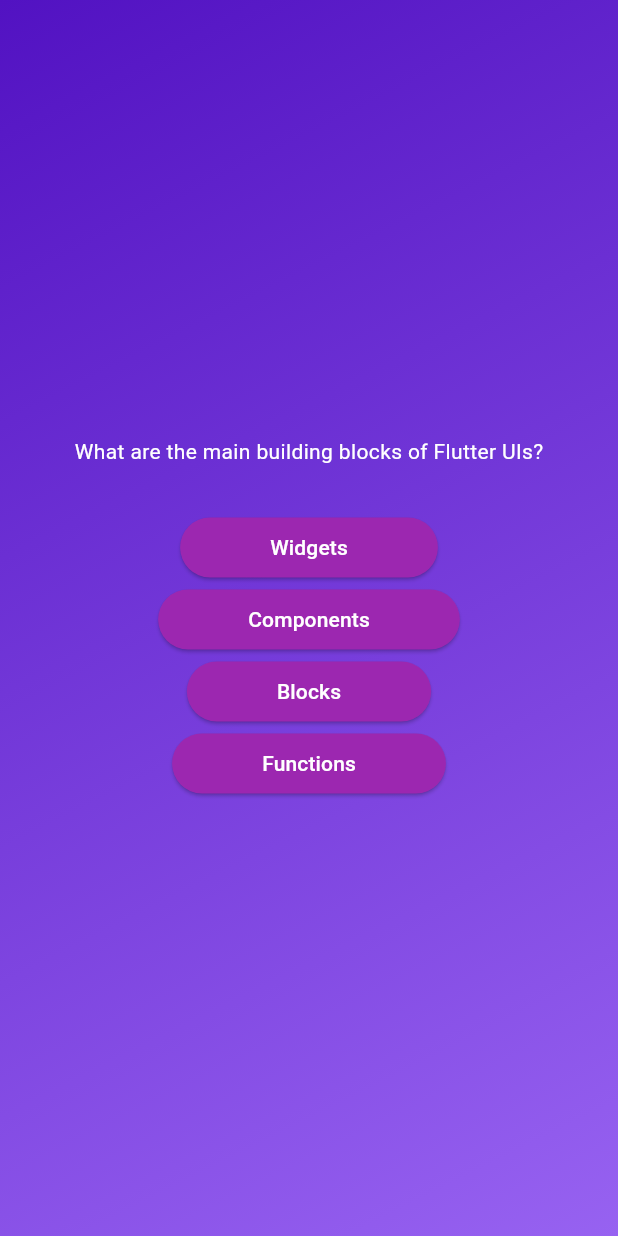
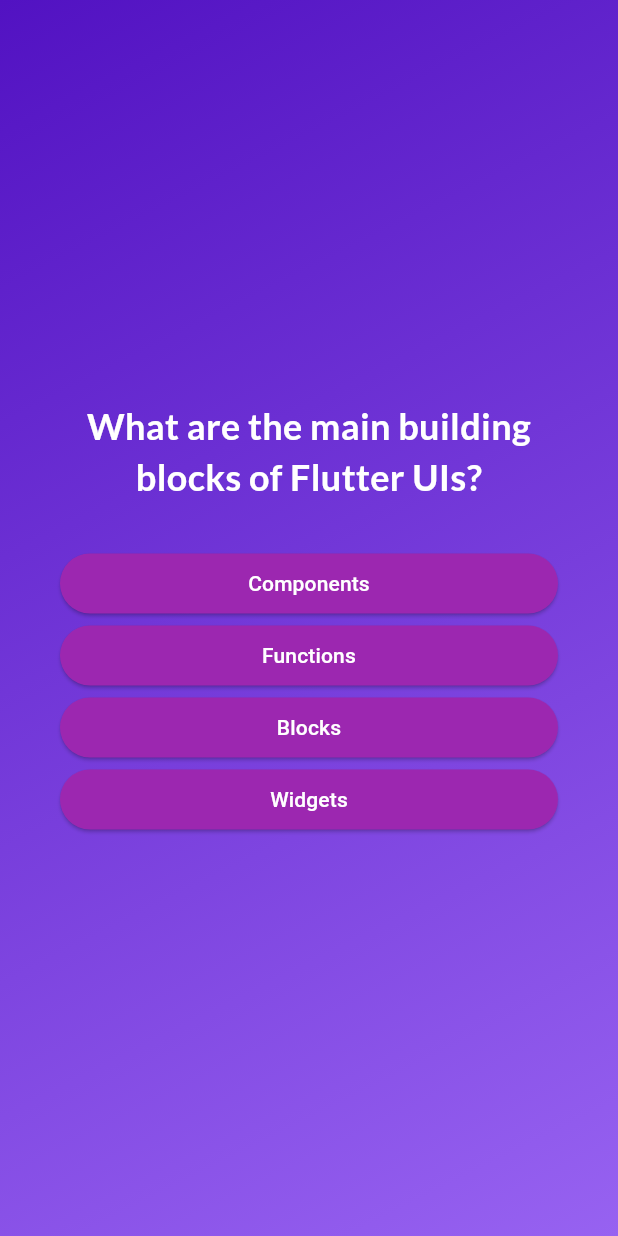
Before and after one commit to Azymi4231/ProgrammingQuiz, a Flutter app: the screen it shows after launch, after a tap on "Start quiz", on a phone screen of 412 x 824 dp. Run offline on Flutter 3.47's test engine with Material 3 defaults, Android fonts, the phone set to English and light mode, and no system bars; our stand-ins replace google_fonts.

```diff
--- a/lib/answear_button.dart
+++ b/lib/answear_button.dart
@@ -1,4 +1,5 @@
 import 'package:flutter/material.dart';
+import '';
 
 class AnswerButton extends StatelessWidget {
   const AnswerButton({
@@ -20,7 +21,10 @@ class AnswerButton extends StatelessWidget {
         shape: RoundedRectangleBorder(borderRadius: BorderRadius.circular(60)),
         padding: const EdgeInsets.symmetric(vertical: 5, horizontal: 60),
       ),
-      child: Text(answerText),
+      child: Text(
+        answerText,
+        textAlign: TextAlign.center,
+      ),
     );
   }
 }
--- a/lib/models/quiz_question.dart
+++ b/lib/models/quiz_question.dart
@@ -3,4 +3,10 @@ class QuizQuestion {
 
   final String text;
   final List<String> answers;
+
+  List<String> getShuffledAnswers() {
+    final shuffledList = List.of(answers);
+    shuffledList.shuffle();
+    return shuffledList;
+  }
 }
--- a/lib/questions_screen.dart
+++ b/lib/questions_screen.dart
@@ -1,6 +1,7 @@
 import 'package:flutter/material.dart';
 import 'package:quiz_app/answear_button.dart';
 import 'package:quiz_app/data/questions.dart';
+import 'package:google_fonts/google_fonts.dart';
 
 class QuestionsScreen extends StatefulWidget {
   const QuestionsScreen({super.key});
@@ -11,26 +12,46 @@ class QuestionsScreen extends StatefulWidget {
 }
 
 class _QuestionScreenState extends State<QuestionsScreen> {
+  var currentQuestionsIndex = 0;
+
+  void answerQuestion() {
+    setState(() {
+      currentQuestionsIndex += 1;
+    });
+  }
+
   @override
   Widget build(context) {
-    final currentQuestion = questions[0];
+    final currentQuestion = questions[currentQuestionsIndex];
 
     return SizedBox(
       width: double.infinity,
+      child: Container(
+        margin: const EdgeInsets.all(40),
         child: Column(
           mainAxisAlignment: MainAxisAlignment.center,
+          crossAxisAlignment: CrossAxisAlignment.stretch,
           children: [
             Text(
               currentQuestion.text,
-            style: const TextStyle(color: Colors.white),
+              style: GoogleFonts.lato(
+                color: Colors.white,
+                fontSize: 24,
+                fontWeight: FontWeight.bold,
+              ),
+              textAlign: TextAlign.center,
             ),
             const SizedBox(
               height: 30,
             ),
-          ...currentQuestion.answers.map((answer) {
-            return AnswerButton(answerText: answer, onTap: () {});
+            ...currentQuestion.getShuffledAnswers().map((answer) {
+              return AnswerButton(
+                answerText: answer,
+                onTap: answerQuestion,
+              );
             })
           ],
+        ),
       ),
     );
   }
--- a/lib/start_screen.dart
+++ b/lib/start_screen.dart
@@ -1,4 +1,5 @@
 import 'package:flutter/material.dart';
+import 'package:google_fonts/google_fonts.dart';
 
 class StartScreen extends StatelessWidget {
   const StartScreen(this.startQuiz, {super.key});
@@ -17,10 +18,10 @@ class StartScreen extends StatelessWidget {
             color: const Color.fromARGB(150, 255, 255, 255),
           ),
           const SizedBox(height: 80),
-          const Text(
+          Text(
             'learn flutter',
-            style: TextStyle(
-              color: Color.fromARGB(255, 255, 255, 255),
+            style: GoogleFonts.lato(
+              color: const Color.fromARGB(255, 255, 255, 255),
               fontSize: 23,
             ),
           ),
--- a/pubspec.yaml
+++ b/pubspec.yaml
@@ -35,6 +35,7 @@ dependencies:
   # The following adds the Cupertino Icons font to your application.
   # Use with the CupertinoIcons class for iOS style icons.
   cupertino_icons: ^1.0.6
+  google_fonts: ^6.2.1
 
 dev_dependencies:
   flutter_test:
```
Also changed, not shown: pubspec.lock, 1 other file. Lines whose indentation alone changed are shown as unchanged.
